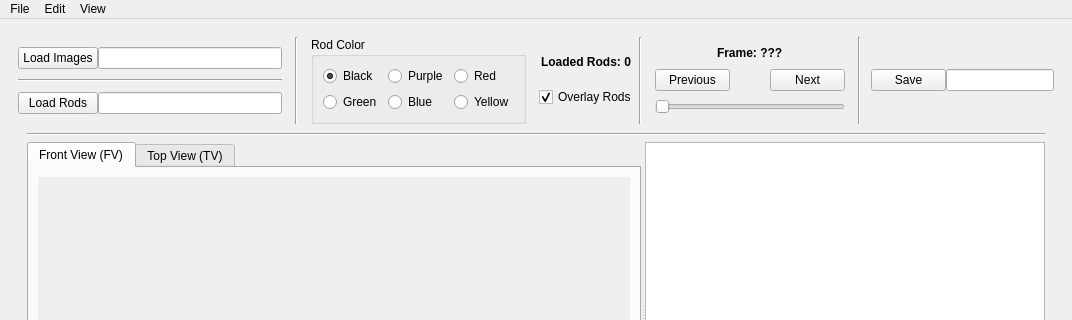
This is Python/track_ui.ui in ANP-Granular/ParticleTracking as Qt 5 draws it before an edit; both pictures show x 0 to 1072 and y 0 to 320 of the 1072 by 532 pixel window. The edited form follows.
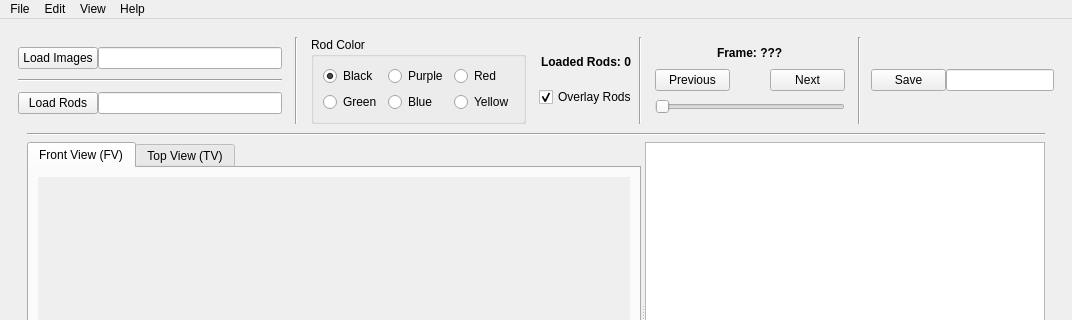
This is the edited form. Icons and pictures are not drawn. Custom widgets are drawn as their Qt base class.

Commit message: feat: adds about pages to the GUI

Diff of the .ui file:
```diff
--- a/Python/track_ui.ui
+++ b/Python/track_ui.ui
@@ -776,9 +776,17 @@
     <addaction name="action_original_size"/>
     <addaction name="action_fit_to_window"/>
    </widget>
+   <widget class="QMenu" name="menuHelp">
+    <property name="title">
+     <string>Help</string>
+    </property>
+    <addaction name="action_about_qt"/>
+    <addaction name="action_about"/>
+   </widget>
    <addaction name="menuFile"/>
    <addaction name="menuEdit"/>
    <addaction name="menuView"/>
+   <addaction name="menuHelp"/>
   </widget>
   <widget class="QStatusBar" name="statusbar"/>
   <action name="action_open">
```
Left out of the diff: 10 changed lines with no effect on the pictures. The commit also changes 3 other files.
